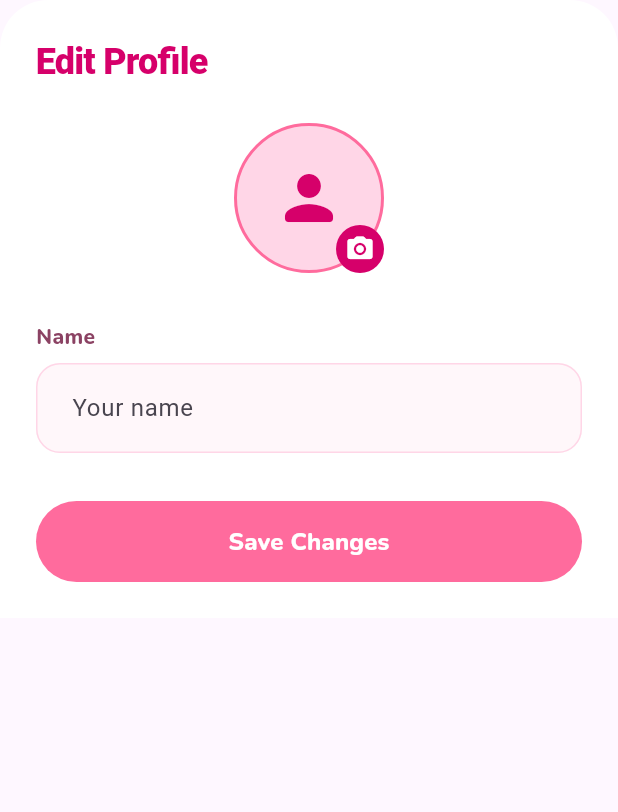
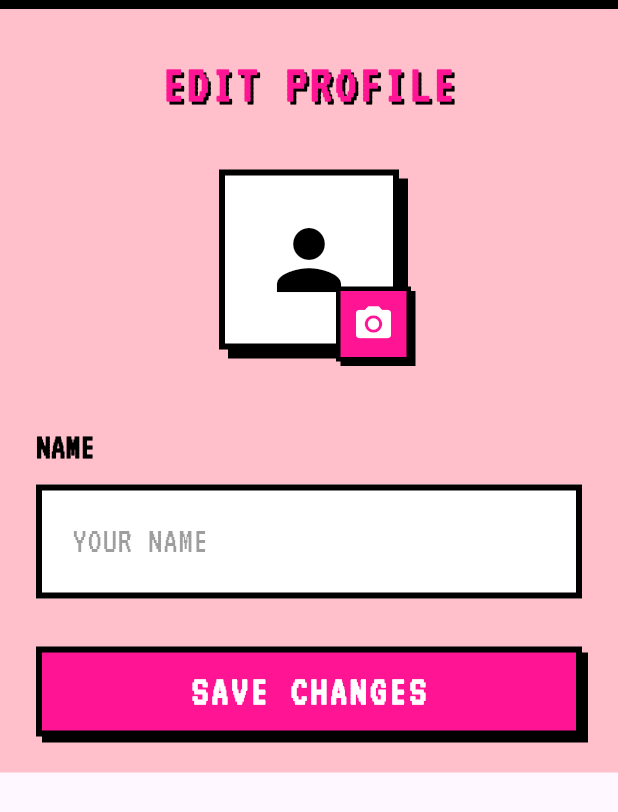
Before and after one commit to dlord213/attached, a Flutter app: the UpdateProfileSheet widget shown alone on an empty page, opened directly, on a phone screen of 412 x 824 dp. Shown: the top 812 px of the screen. Run offline on Flutter 3.47's test engine with Material 3 defaults, Android fonts, the phone set to English and light mode, and no system bars; our stand-ins replace battery_plus, emoji_picker_flutter, equatable, flex_color_scheme, flutter_map, geolocator and 10 more; missing offline and left inert: do_not_disturb; accounts and stored records are empty; Roboto replaces fonts that are missing (Gabarito).

Commit message:
ui: updated profile sheet widget

```diff
--- a/lib/screens/profile/sheets/update_profile_sheet.dart
+++ b/lib/screens/profile/sheets/update_profile_sheet.dart
@@ -20,7 +20,6 @@ class _UpdateProfileSheetState extends ConsumerState<UpdateProfileSheet> {
   @override
   void initState() {
     super.initState();
-    // Pre-fill the current name asynchronously since we can't watch in initState
     WidgetsBinding.instance.addPostFrameCallback((_) {
       final user = ref.read(authProvider);
       if (user != null && user.name != null) {
@@ -60,7 +59,7 @@ class _UpdateProfileSheetState extends ConsumerState<UpdateProfileSheet> {
       if (mounted) {
         ScaffoldMessenger.of(
           context,
-        ).showSnackBar(SnackBar(content: Text('Failed to update profile: $e')));
+        ).showSnackBar(SnackBar(content: Text('FAILED TO UPDATE PROFILE: $e')));
       }
     } finally {
       if (mounted) setState(() => _isLoading = false);
@@ -71,8 +70,10 @@ class _UpdateProfileSheetState extends ConsumerState<UpdateProfileSheet> {
   Widget build(BuildContext context) {
     return Container(
       decoration: const BoxDecoration(
-        color: Colors.white,
-        borderRadius: BorderRadius.vertical(top: Radius.circular(32)),
+        color: Color(0xFFFFC0CB),
+        border: Border(
+          top: BorderSide(color: Colors.black, width: 6),
+        ),
       ),
       padding: EdgeInsets.only(
         left: 24,
@@ -82,132 +83,151 @@ class _UpdateProfileSheetState extends ConsumerState<UpdateProfileSheet> {
       ),
       child: Column(
         mainAxisSize: MainAxisSize.min,
-        crossAxisAlignment: CrossAxisAlignment.start,
+        crossAxisAlignment: CrossAxisAlignment.stretch,
         children: [
-          Text(
-            'Edit Profile',
-            style: GoogleFonts.gabarito(
-              fontSize: 24,
-              fontWeight: FontWeight.w800,
-              color: const Color(0xFFD6006A),
-              letterSpacing: -0.5,
+          Center(
+            child: Text(
+              'EDIT PROFILE',
+              style: GoogleFonts.vt323(
+                fontSize: 36,
+                fontWeight: FontWeight.bold,
+                color: const Color(0xFFFF1493),
+                letterSpacing: 2,
+                shadows: const [
+                  Shadow(color: Colors.black, offset: Offset(2, 2))
+                ]
+              ),
             ),
           ),
-          const SizedBox(height: 24),
+          const SizedBox(height: 32),
           Center(
             child: GestureDetector(
               onTap: _pickAvatar,
               child: Stack(
                 alignment: Alignment.bottomRight,
+                clipBehavior: Clip.none,
                 children: [
                   Container(
-                    width: 100,
-                    height: 100,
+                    width: 120,
+                    height: 120,
                     decoration: BoxDecoration(
-                      shape: BoxShape.circle,
-                      color: const Color(0xFFFFD6E7),
+                      color: Colors.white,
+                      border: Border.all(
+                        color: Colors.black,
+                        width: 4,
+                      ),
+                      boxShadow: const [
+                        BoxShadow(color: Colors.black, offset: Offset(6, 6))
+                      ],
                       image: _selectedAvatarPath != null
                           ? DecorationImage(
                               image: FileImage(File(_selectedAvatarPath!)),
                               fit: BoxFit.cover,
                             )
                           : null,
-                      border: Border.all(
-                        color: const Color(0xFFFF6B9D),
-                        width: 2,
-                      ),
                     ),
                     child: _selectedAvatarPath == null
                         ? const Center(
                             child: Icon(
-                              Icons.person_rounded,
-                              size: 48,
-                              color: Color(0xFFD6006A),
+                              Icons.person,
+                              size: 64,
+                              color: Colors.black,
                             ),
                           )
                         : null,
                   ),
-                  Container(
-                    padding: const EdgeInsets.all(6),
-                    decoration: const BoxDecoration(
-                      color: Color(0xFFD6006A),
-                      shape: BoxShape.circle,
-                    ),
-                    child: const Icon(
-                      Icons.camera_alt_rounded,
-                      size: 20,
-                      color: Colors.white,
+                  Positioned(
+                    bottom: -8,
+                    right: -8,
+                    child: Container(
+                      padding: const EdgeInsets.all(8),
+                      decoration: BoxDecoration(
+                        color: const Color(0xFFFF1493),
+                        border: Border.all(color: Colors.black, width: 3),
+                        boxShadow: const [
+                          BoxShadow(color: Colors.black, offset: Offset(3, 3))
+                        ]
+                      ),
+                      child: const Icon(
+                        Icons.camera_alt,
+                        size: 28,
+                        color: Colors.white,
+                      ),
                     ),
                   ),
                 ],
               ),
             ),
           ),
-          const SizedBox(height: 32),
+          const SizedBox(height: 48),
           Text(
-            'Name',
-            style: GoogleFonts.nunito(
-              fontSize: 14,
-              fontWeight: FontWeight.w800,
-              color: const Color(0xFF8B4263),
+            'NAME',
+            style: GoogleFonts.vt323(
+              fontSize: 24,
+              fontWeight: FontWeight.bold,
+              color: Colors.black,
             ),
           ),
           const SizedBox(height: 8),
           TextField(
             controller: _nameController,
+            style: GoogleFonts.vt323(fontSize: 24, color: Colors.black),
             decoration: InputDecoration(
-              hintText: 'Your name',
+              hintText: 'YOUR NAME',
+              hintStyle: GoogleFonts.vt323(fontSize: 24, color: Colors.black38),
               contentPadding: const EdgeInsets.symmetric(
                 horizontal: 20,
-                vertical: 18,
+                vertical: 20,
               ),
               filled: true,
-              fillColor: const Color(0xFFFFF0F5).withOpacity(0.5),
-              border: OutlineInputBorder(
-                borderRadius: BorderRadius.circular(16),
-                borderSide: const BorderSide(color: Color(0xFFFFD6E7)),
+              fillColor: Colors.white,
+              border: const OutlineInputBorder(
+                borderRadius: BorderRadius.zero,
+                borderSide: BorderSide(color: Colors.black, width: 4),
               ),
-              enabledBorder: OutlineInputBorder(
-                borderRadius: BorderRadius.circular(16),
-                borderSide: const BorderSide(color: Color(0xFFFFD6E7)),
+              enabledBorder: const OutlineInputBorder(
+                borderRadius: BorderRadius.zero,
+                borderSide: BorderSide(color: Colors.black, width: 4),
               ),
-              focusedBorder: OutlineInputBorder(
-                borderRadius: BorderRadius.circular(16),
-                borderSide: const BorderSide(
-                  color: Color(0xFFFF6B9D),
-                  width: 2,
+              focusedBorder: const OutlineInputBorder(
+                borderRadius: BorderRadius.zero,
+                borderSide: BorderSide(
+                  color: Colors.black,
+                  width: 4,
                 ),
               ),
             ),
           ),
           const SizedBox(height: 32),
-          SizedBox(
-            width: double.infinity,
-            height: 54,
-            child: ElevatedButton(
-              onPressed: _isLoading ? null : _saveProfile,
-              style: ElevatedButton.styleFrom(
-                backgroundColor: const Color(0xFFFF6B9D),
-                elevation: 0,
-                shape: RoundedRectangleBorder(
-                  borderRadius: BorderRadius.circular(100),
-                ),
+          GestureDetector(
+            onTap: _isLoading ? null : _saveProfile,
+            child: Container(
+              width: double.infinity,
+              height: 60,
+              decoration: BoxDecoration(
+                color: const Color(0xFFFF1493),
+                border: Border.all(color: Colors.black, width: 4),
+                boxShadow: const [
+                  BoxShadow(color: Colors.black, offset: Offset(4, 4))
+                ]
               ),
+              alignment: Alignment.center,
               child: _isLoading
                   ? const SizedBox(
-                      width: 24,
-                      height: 24,
+                      width: 28,
+                      height: 28,
                       child: CircularProgressIndicator(
                         color: Colors.white,
-                        strokeWidth: 2.5,
+                        strokeWidth: 4,
                       ),
                     )
                   : Text(
-                      'Save Changes',
-                      style: GoogleFonts.nunito(
-                        fontSize: 16,
-                        fontWeight: FontWeight.w800,
+                      'SAVE CHANGES',
+                      style: GoogleFonts.vt323(
+                        fontSize: 28,
+                        fontWeight: FontWeight.bold,
                         color: Colors.white,
+                        letterSpacing: 2,
                       ),
                     ),
             ),
```
